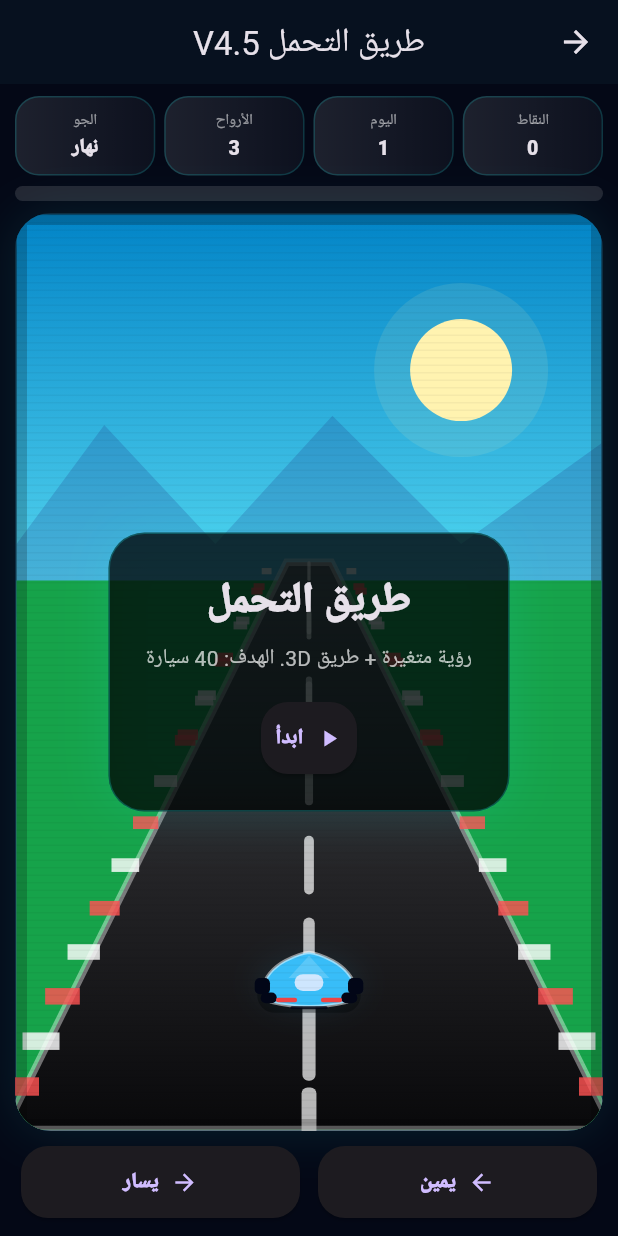
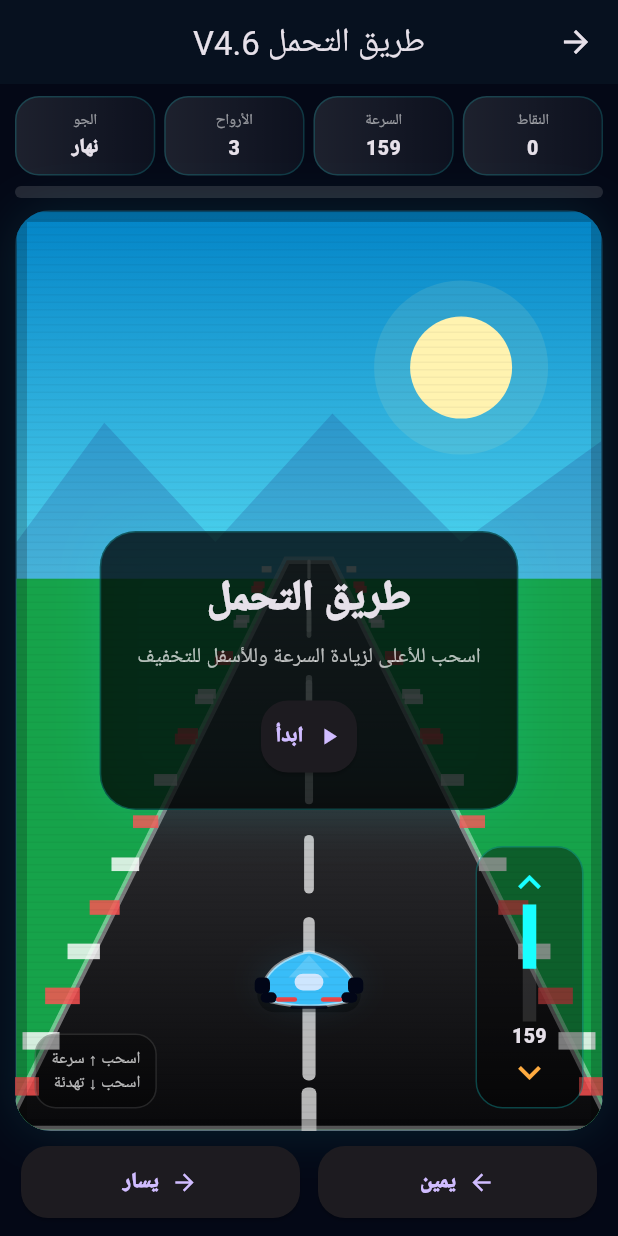
Before and after one commit to aljwaal1/carsgame, a Flutter app: the screen it shows after launch, after a tap on "🏎️", on a phone screen of 412 x 824 dp. Run offline on Flutter 3.47's test engine with Material 3 defaults, Android fonts, the phone set to English and light mode, and no system bars; our stand-ins replace audioplayers, shared_preferences.

Commit message:
Add V4.6 speed control and richer sound feedback

```diff
--- a/lib/main.dart
+++ b/lib/main.dart
@@ -13,7 +13,7 @@ class RetroApp extends StatelessWidget {
   Widget build(BuildContext context) {
     return MaterialApp(
       debugShowCheckedModeBanner: false,
-      title: 'ألعاب زمان V4.5',
+      title: 'ألعاب زمان V4.6',
       theme: ThemeData.dark(useMaterial3: true).copyWith(
         scaffoldBackgroundColor: const Color(0xff040816),
         appBarTheme: const AppBarTheme(centerTitle: true, backgroundColor: Color(0xff07111f)),
@@ -25,6 +25,8 @@ class RetroApp extends StatelessWidget {
 
 class Sfx {
   static final AudioPlayer _p = AudioPlayer();
+  static int _lastEngineTick = 0;
+  static int _lastSpeedSoundTick = 0;
 
   static Future<void> play(String path, double volume) async {
     try {
@@ -38,6 +40,21 @@ class Sfx {
   static void pass() => play('sounds/retro_road/car_pass.wav', .38);
   static void steer() => play('sounds/retro_road/car_pass.wav', .22);
   static void stage() => play('sounds/retro_road/stage_clear.wav', .55);
+
+  static void engine(int tick, double throttle) {
+    final gap = (34 - throttle * 18).round().clamp(14, 34);
+    if (tick - _lastEngineTick >= gap) {
+      _lastEngineTick = tick;
+      play('sounds/retro_road/car_pass.wav', .10 + throttle * .14);
+    }
+  }
+
+  static void speedTap(int tick, double throttle) {
+    if (tick - _lastSpeedSoundTick > 7) {
+      _lastSpeedSoundTick = tick;
+      play('sounds/retro_road/car_pass.wav', .22 + throttle * .18);
+    }
+  }
 }
 
 class Home extends StatelessWidget {
@@ -48,36 +65,32 @@ class Home extends StatelessWidget {
     return Scaffold(
       body: Container(
         decoration: const BoxDecoration(
-          gradient: LinearGradient(
-            begin: Alignment.topCenter,
-            end: Alignment.bottomCenter,
-            colors: [Color(0xff020617), Color(0xff0b1028), Color(0xff082f49)],
-          ),
+          gradient: LinearGradient(begin: Alignment.topCenter, end: Alignment.bottomCenter, colors: [Color(0xff020617), Color(0xff0b1028), Color(0xff082f49)]),
         ),
         child: SafeArea(
           child: Padding(
             padding: const EdgeInsets.all(18),
             child: Column(crossAxisAlignment: CrossAxisAlignment.stretch, children: [
               const SizedBox(height: 18),
-              const Text('ألعاب زمان V4.5', textAlign: TextAlign.center, style: TextStyle(fontSize: 35, fontWeight: FontWeight.w900, letterSpacing: .5)),
+              const Text('ألعاب زمان V4.6', textAlign: TextAlign.center, style: TextStyle(fontSize: 35, fontWeight: FontWeight.w900, letterSpacing: .5)),
               const SizedBox(height: 8),
-              const Text('ستايل كونسول قديم: طريق 3D، إضاءة، ضباب، وسيارة رياضية منخفضة', textAlign: TextAlign.center, style: TextStyle(color: Colors.white70)),
+              const Text('تحكم سرعة بالسحب للأعلى والأسفل + مؤثرات صوتية أكثر', textAlign: TextAlign.center, style: TextStyle(color: Colors.white70)),
               const SizedBox(height: 28),
               _Tile(
                 title: 'طريق التحمل',
                 icon: '🏎️',
-                text: 'إحساس PlayStation 2: ظل، لمعان، طريق عميق، وطقس يؤثر على الرؤية.',
+                text: 'اسحب داخل الشاشة للأعلى للتسارع، وللأسفل لتخفيف السرعة.',
                 onTap: () => Navigator.push(context, MaterialPageRoute(builder: (_) => const Directionality(textDirection: TextDirection.rtl, child: RoadGame()))),
               ),
               const SizedBox(height: 16),
               _Tile(
                 title: 'طائرة الوقود',
                 icon: '✈️',
-                text: 'مؤجلة قليلًا حتى نثبت لعبة السيارات بأفضل شكل.',
+                text: 'مؤجلة قليلًا حتى تثبت لعبة السيارات.',
                 onTap: () => Navigator.push(context, MaterialPageRoute(builder: (_) => const Directionality(textDirection: TextDirection.rtl, child: PlaneMini()))),
               ),
               const Spacer(),
-              const Text('تصميم أصلي مستوحى من ألعاب التحمل القديمة، بدون نسخ لعبة محمية.', textAlign: TextAlign.center, style: TextStyle(color: Colors.white38, fontSize: 12)),
+              const Text('تصميم أصلي مستوحى من ألعاب التحمل القديمة.', textAlign: TextAlign.center, style: TextStyle(color: Colors.white38, fontSize: 12)),
             ]),
           ),
         ),
@@ -94,8 +107,7 @@ class _Tile extends StatelessWidget {
   final VoidCallback onTap;
 
   @override
-  Widget build(BuildContext context) {
-    return InkWell(
+  Widget build(BuildContext context) => InkWell(
         onTap: onTap,
         borderRadius: BorderRadius.circular(28),
         child: Container(
@@ -118,7 +130,6 @@ class _Tile extends StatelessWidget {
           ]),
         ),
       );
-  }
 }
 
 class PlaneMini extends StatelessWidget {
@@ -155,6 +166,7 @@ class _RoadGameState extends State<RoadGame> {
   int tick = 0;
   int lives = 3;
   int distance = 0;
+  double throttle = .55;
   bool running = false;
   bool stopped = false;
   bool gameOver = false;
@@ -171,6 +183,9 @@ class _RoadGameState extends State<RoadGame> {
     return 'مطر';
   }
 
+  int get speedKmh => (60 + throttle * 180).round();
+  double get speedFactor => .68 + throttle * .84;
+
   void start() {
     timer?.cancel();
     lane = 2;
@@ -181,6 +196,7 @@ class _RoadGameState extends State<RoadGame> {
     tick = 0;
     lives = 3;
     distance = 0;
+    throttle = .55;
     cars.clear();
     running = true;
     stopped = false;
@@ -203,13 +219,15 @@ class _RoadGameState extends State<RoadGame> {
     if (!running) return;
     tick++;
     distance++;
-    if (tick % 12 == 0) score++;
-    final speed = math.min(.0145, .0049 + day * .00058 + distance / 250000).toDouble();
-    final spawn = (.011 + day * .0012).clamp(.011, .025).toDouble();
-    if (rnd.nextDouble() < spawn && cars.length < 5) {
+    Sfx.engine(tick, throttle);
+    if (tick % 12 == 0) score += (1 + throttle * 2).round();
+    final base = math.min(.0145, .0049 + day * .00058 + distance / 250000).toDouble();
+    final speed = base * speedFactor;
+    final spawn = (.010 + day * .0011 + throttle * .006).clamp(.010, .031).toDouble();
+    if (rnd.nextDouble() < spawn && cars.length < 6) {
       final l = rnd.nextInt(5);
       if (!cars.any((c) => c.lane == l && c.depth < .25)) {
-        cars.add(RoadCar(lane: l, depth: .04, color: colors[rnd.nextInt(colors.length)], speed: .82 + rnd.nextDouble() * .28));
+        cars.add(RoadCar(lane: l, depth: .04, color: colors[rnd.nextInt(colors.length)], speed: .80 + rnd.nextDouble() * .30));
       }
     }
     for (final c in cars) {
@@ -218,7 +236,7 @@ class _RoadGameState extends State<RoadGame> {
     final done = cars.where((c) => c.depth > 1.08).length;
     if (done > 0) {
       passed += done;
-      score += done * 100;
+      score += done * (90 + (throttle * 40).round());
       cars.removeWhere((c) => c.depth > 1.08);
       Sfx.pass();
     }
@@ -238,6 +256,7 @@ class _RoadGameState extends State<RoadGame> {
         if (lives > 1) {
           lives--;
           stopped = true;
+          throttle = math.max(.35, throttle - .20).toDouble();
         } else {
           lives = 0;
           gameOver = true;
@@ -247,6 +266,18 @@ class _RoadGameState extends State<RoadGame> {
       }
     }
     if (mounted) setState(() {});
+  }
+
+  void changeThrottle(double delta) {
+    if (!running) return;
+    final old = throttle;
+    throttle = (throttle + delta).clamp(.20, 1.0).toDouble();
+    if ((old - throttle).abs() > .025) Sfx.speedTap(tick, throttle);
+    setState(() {});
+  }
+
+  void onVerticalDrag(DragUpdateDetails d) {
+    changeThrottle((-d.delta.dy) / 230);
   }
 
   void left() {
@@ -275,11 +306,11 @@ class _RoadGameState extends State<RoadGame> {
   Widget build(BuildContext context) {
     final overlay = !running || stopped || gameOver;
     final title = gameOver ? 'انتهت اللعبة' : stopped ? 'اصطدام!' : 'طريق التحمل';
-    final sub = gameOver ? 'النقاط: $score' : stopped ? 'تبقى لديك $lives أرواح — تابع من نفس الجولة' : 'رؤية متغيرة + طريق 3D. الهدف: $target سيارة';
+    final sub = gameOver ? 'النقاط: $score' : stopped ? 'تبقى لديك $lives أرواح — تابع من نفس الجولة' : 'اسحب للأعلى لزيادة السرعة وللأسفل للتخفيف';
     return Scaffold(
-      appBar: AppBar(title: const Text('طريق التحمل V4.5')),
+      appBar: AppBar(title: const Text('طريق التحمل V4.6')),
       body: SafeArea(child: Column(children: [
-        _Hud(score: score, day: day, lives: lives, passed: passed, target: target, weather: weather),
+        _Hud(score: score, day: day, lives: lives, passed: passed, target: target, weather: weather, speed: speedKmh, throttle: throttle),
         Expanded(child: Container(
           margin: const EdgeInsets.symmetric(horizontal: 10),
           clipBehavior: Clip.antiAlias,
@@ -288,10 +319,16 @@ class _RoadGameState extends State<RoadGame> {
             border: Border.all(color: Colors.lightBlueAccent.withOpacity(.22)),
             boxShadow: [BoxShadow(color: Colors.cyanAccent.withOpacity(.10), blurRadius: 28)],
           ),
+          child: GestureDetector(
+            behavior: HitTestBehavior.opaque,
+            onVerticalDragUpdate: onVerticalDrag,
             child: Stack(children: [
-            CustomPaint(painter: RoadPainter(playerLane: lane, cars: cars, weather: weather, tick: tick), child: const SizedBox.expand()),
+              CustomPaint(painter: RoadPainter(playerLane: lane, cars: cars, weather: weather, tick: tick, throttle: throttle), child: const SizedBox.expand()),
+              Positioned(right: 12, bottom: 14, child: _ThrottlePad(throttle: throttle, speed: speedKmh, onUp: () => changeThrottle(.08), onDown: () => changeThrottle(-.08))),
+              Positioned(left: 12, bottom: 14, child: _HintBox()),
               if (overlay) Center(child: StartCard(title: title, subtitle: sub, buttonText: stopped ? 'تابع' : 'ابدأ', onTap: stopped ? resume : start)),
             ]),
+          ),
         )),
         Padding(padding: const EdgeInsets.fromLTRB(14, 10, 14, 12), child: Row(textDirection: TextDirection.ltr, children: [
           Expanded(child: RetroButton(text: 'يسار', icon: Icons.arrow_back, onTap: left)),
@@ -304,32 +341,28 @@ class _RoadGameState extends State<RoadGame> {
 }
 
 class _Hud extends StatelessWidget {
-  const _Hud({required this.score, required this.day, required this.lives, required this.passed, required this.target, required this.weather});
-  final int score, day, lives, passed, target;
+  const _Hud({required this.score, required this.day, required this.lives, required this.passed, required this.target, required this.weather, required this.speed, required this.throttle});
+  final int score, day, lives, passed, target, speed;
   final String weather;
+  final double throttle;
 
   @override
-  Widget build(BuildContext context) {
-    return Padding(
+  Widget build(BuildContext context) => Padding(
         padding: const EdgeInsets.fromLTRB(10, 8, 10, 8),
         child: Column(children: [
           Row(children: [
             Expanded(child: _Chip(label: 'النقاط', value: '$score')),
             const SizedBox(width: 6),
-          Expanded(child: _Chip(label: 'اليوم', value: '$day')),
+            Expanded(child: _Chip(label: 'السرعة', value: '$speed')),
             const SizedBox(width: 6),
             Expanded(child: _Chip(label: 'الأرواح', value: '$lives')),
             const SizedBox(width: 6),
             Expanded(child: _Chip(label: 'الجو', value: weather)),
           ]),
           const SizedBox(height: 7),
-        ClipRRect(
-          borderRadius: BorderRadius.circular(20),
-          child: LinearProgressIndicator(value: (passed / target).clamp(0, 1).toDouble(), minHeight: 10, backgroundColor: Colors.white12, color: Colors.cyanAccent),
-        ),
+          ClipRRect(borderRadius: BorderRadius.circular(20), child: LinearProgressIndicator(value: (passed / target).clamp(0, 1).toDouble(), minHeight: 8, backgroundColor: Colors.white12, color: Colors.cyanAccent)),
         ]),
       );
-  }
 }
 
 class _Chip extends StatelessWidget {
@@ -348,6 +381,35 @@ class _Chip extends StatelessWidget {
           const SizedBox(height: 2),
           Text(value, maxLines: 1, overflow: TextOverflow.ellipsis, style: const TextStyle(fontSize: 13, fontWeight: FontWeight.w900)),
         ]),
+      );
+}
+
+class _ThrottlePad extends StatelessWidget {
+  const _ThrottlePad({required this.throttle, required this.speed, required this.onUp, required this.onDown});
+  final double throttle;
+  final int speed;
+  final VoidCallback onUp, onDown;
+
+  @override
+  Widget build(BuildContext context) => Container(
+        width: 72,
+        padding: const EdgeInsets.all(8),
+        decoration: BoxDecoration(color: Colors.black.withOpacity(.42), borderRadius: BorderRadius.circular(18), border: Border.all(color: Colors.cyanAccent.withOpacity(.25))),
+        child: Column(mainAxisSize: MainAxisSize.min, children: [
+          InkWell(onTap: onUp, child: const Icon(Icons.keyboard_arrow_up, size: 30, color: Colors.cyanAccent)),
+          SizedBox(height: 78, child: RotatedBox(quarterTurns: 3, child: LinearProgressIndicator(value: throttle, minHeight: 9, backgroundColor: Colors.white12, color: Colors.cyanAccent))),
+          Text('$speed', style: const TextStyle(fontSize: 13, fontWeight: FontWeight.w900)),
+          InkWell(onTap: onDown, child: const Icon(Icons.keyboard_arrow_down, size: 30, color: Colors.orangeAccent)),
+        ]),
+      );
+}
+
+class _HintBox extends StatelessWidget {
+  @override
+  Widget build(BuildContext context) => Container(
+        padding: const EdgeInsets.symmetric(horizontal: 10, vertical: 8),
+        decoration: BoxDecoration(color: Colors.black.withOpacity(.34), borderRadius: BorderRadius.circular(14), border: Border.all(color: Colors.white12)),
+        child: const Text('اسحب ↑ سرعة\nاسحب ↓ تهدئة', style: TextStyle(fontSize: 11, color: Colors.white70)),
       );
 }
 
@@ -392,10 +454,11 @@ class StartCard extends StatelessWidget {
 }
 
 class RoadPainter extends CustomPainter {
-  RoadPainter({required this.playerLane, required this.cars, required this.weather, required this.tick});
+  RoadPainter({required this.playerLane, required this.cars, required this.weather, required this.tick, required this.throttle});
   final int playerLane, tick;
   final List<RoadCar> cars;
   final String weather;
+  final double throttle;
 
   double ease(double d) => math.pow(d.clamp(0, 1), 1.13).toDouble();
   double yOf(Size s, double d) => s.height * (.38 + .63 * ease(d));
@@ -426,6 +489,7 @@ class RoadPainter extends CustomPainter {
     for (final car in sorted) drawOpponent(c, s, car);
     drawHeadlights(c, s);
     drawPlayer(c, s);
+    drawSpeedFx(c, s);
     drawWeather(c, s);
     drawPostFx(c, s);
   }
@@ -443,9 +507,6 @@ class RoadPainter extends CustomPainter {
     c.drawRect(Offset.zero & s, Paint()..shader = LinearGradient(begin: Alignment.topCenter, end: Alignment.bottomCenter, colors: colors).createShader(Offset.zero & s));
     if (weather == 'ليل') {
       c.drawCircle(Offset(s.width * .78, s.height * .13), 22, Paint()..color = Colors.white70);
-      for (var i = 0; i < 26; i++) {
-        c.drawCircle(Offset(((i * 57) % s.width).toDouble(), (18 + (i * 23) % (s.height * .25)).toDouble()), 1.2, Paint()..color = Colors.white54);
-      }
     } else {
       c.drawCircle(Offset(s.width * .76, s.height * .17), 34, Paint()..color = const Color(0xfffff3b0));
       c.drawCircle(Offset(s.width * .76, s.height * .17), 58, Paint()..color = const Color(0xfffff3b0).withOpacity(.10));
@@ -464,13 +525,7 @@ class RoadPainter extends CustomPainter {
       ..lineTo(0, s.height * .44)
       ..close();
     c.drawPath(mountain, Paint()..color = weather == 'ليل' ? const Color(0xff050816) : const Color(0xff1e3a8a).withOpacity(weather == 'ضباب' ? .08 : .22));
-    final ground = weather == 'ثلج'
-        ? const Color(0xffeef2ff)
-        : weather == 'مطر'
-            ? const Color(0xff0f3d23)
-            : weather == 'ليل'
-                ? const Color(0xff052e16)
-                : const Color(0xff16a34a);
+    final ground = weather == 'ثلج' ? const Color(0xffeef2ff) : weather == 'مطر' ? const Color(0xff0f3d23) : weather == 'ليل' ? const Color(0xff052e16) : const Color(0xff16a34a);
     c.drawRect(Rect.fromLTWH(0, s.height * .40, s.width, s.height * .60), Paint()..color = ground);
   }
 
@@ -495,14 +550,13 @@ class RoadPainter extends CustomPainter {
 
   void drawRoadDetails(Canvas c, Size s) {
     for (var i = 0; i < 20; i++) {
-      final d = (((i * 58 + tick * 7) % 820) / 820).clamp(.025, .99).toDouble();
+      final d = (((i * 58 + tick * (5 + throttle * 5).round()) % 820) / 820).clamp(.025, .99).toDouble();
       final y = yOf(s, d);
       final rw = roadW(s, d);
       final left = s.width * .5 - rw / 2;
       final right = s.width * .5 + rw / 2;
       final v = vis(d);
-      final stripeColor = (i.isEven ? Colors.white : Colors.redAccent).withOpacity(v * (weather == 'ليل' ? .42 : .82));
-      final stripe = Paint()..color = stripeColor;
+      final stripe = Paint()..color = (i.isEven ? Colors.white : Colors.redAccent).withOpacity(v * (weather == 'ليل' ? .42 : .82));
       final size = 6 + d * 22;
       c.drawRect(Rect.fromCenter(center: Offset(left - 5 * d, y), width: size, height: 4 + d * 9), stripe);
       c.drawRect(Rect.fromCenter(center: Offset(right + 5 * d, y), width: size, height: 4 + d * 9), stripe);
@@ -547,11 +601,20 @@ class RoadPainter extends CustomPainter {
     drawSuperCar(c, Offset(laneX(s, playerLane, .88), s.height * .84), s.width * .145, const Color(0xff38bdf8), false, 1);
   }
 
+  void drawSpeedFx(Canvas c, Size s) {
+    if (throttle < .58) return;
+    final p = Paint()..color = Colors.cyanAccent.withOpacity((throttle - .55) * .18);
+    for (var i = 0; i < 10; i++) {
+      final x = (i * 43 + tick * 9) % s.width;
+      final y = s.height * (.48 + (i % 5) * .11);
+      c.drawLine(Offset(x.toDouble(), y), Offset(x.toDouble() - 18 - throttle * 24, y + 18 + throttle * 18), p..strokeWidth = 1.5 + throttle * 2);
+    }
+  }
+
   void drawSuperCar(Canvas c, Offset o, double w, Color body, bool opponent, double opacity) {
     final h = w * .66;
     c.drawRRect(RRect.fromRectAndRadius(Rect.fromCenter(center: o.translate(0, h * .22), width: w * 1.22, height: h * .62), Radius.circular(w * .35)), Paint()..color = Colors.black.withOpacity(.36 * opacity));
-    final glow = Paint()..color = body.withOpacity(.10 * opacity)..maskFilter = const MaskFilter.blur(BlurStyle.normal, 10);
-    c.drawOval(Rect.fromCenter(center: o, width: w * 1.22, height: h * .95), glow);
+    c.drawOval(Rect.fromCenter(center: o, width: w * 1.22, height: h * .95), Paint()..color = body.withOpacity(.10 * opacity)..maskFilter = const MaskFilter.blur(BlurStyle.normal, 10));
     final bodyPath = Path()
       ..moveTo(o.dx - w * .56, o.dy + h * .12)
       ..quadraticBezierTo(o.dx - w * .50, o.dy - h * .22, o.dx - w * .28, o.dy - h * .40)
@@ -579,16 +642,12 @@ class RoadPainter extends CustomPainter {
     final lamp = Paint()..color = (opponent ? const Color(0xfffff176) : const Color(0xffef4444)).withOpacity(opacity);
     c.drawRRect(RRect.fromRectAndRadius(Rect.fromLTWH(o.dx - w * .39, o.dy + h * .26, w * .25, h * .08), const Radius.circular(2)), lamp);
     c.drawRRect(RRect.fromRectAndRadius(Rect.fromLTWH(o.dx + w * .14, o.dy + h * .26, w * .25, h * .08), const Radius.circular(2)), lamp);
-    if (!opponent) {
-      c.drawRRect(RRect.fromRectAndRadius(Rect.fromCenter(center: o.translate(0, h * .44), width: w * .44, height: h * .055), Radius.circular(w * .03)), Paint()..color = const Color(0xff020617).withOpacity(.85));
-    }
+    if (!opponent) c.drawRRect(RRect.fromRectAndRadius(Rect.fromCenter(center: o.translate(0, h * .44), width: w * .44, height: h * .055), Radius.circular(w * .03)), Paint()..color = const Color(0xff020617).withOpacity(.85));
   }
 
   void drawWeather(Canvas c, Size s) {
     if (weather == 'ليل') c.drawRect(Offset.zero & s, Paint()..color = Colors.black.withOpacity(.30));
-    if (weather == 'ضباب') {
-      c.drawRect(Offset.zero & s, Paint()..shader = const LinearGradient(begin: Alignment.topCenter, end: Alignment.bottomCenter, colors: [Color(0xCCFFFFFF), Color(0x66FFFFFF), Color(0x18FFFFFF)]).createShader(Offset.zero & s));
-    }
+    if (weather == 'ضباب') c.drawRect(Offset.zero & s, Paint()..shader = const LinearGradient(begin: Alignment.topCenter, end: Alignment.bottomCenter, colors: [Color(0xCCFFFFFF), Color(0x66FFFFFF), Color(0x18FFFFFF)]).createShader(Offset.zero & s));
     if (weather == 'مطر') {
       c.drawRect(Offset.zero & s, Paint()..color = Colors.blueGrey.withOpacity(.13));
       for (var i = 0; i < 86; i++) {
@@ -611,9 +670,7 @@ class RoadPainter extends CustomPainter {
   void drawPostFx(Canvas c, Size s) {
     c.drawRect(Offset.zero & s, Paint()..style = PaintingStyle.stroke..strokeWidth = 14..color = Colors.black.withOpacity(.20));
     final scan = Paint()..color = Colors.black.withOpacity(.040);
-    for (double y = 0; y < s.height; y += 5) {
-      c.drawRect(Rect.fromLTWH(0, y, s.width, 1), scan);
-    }
+    for (double y = 0; y < s.height; y += 5) c.drawRect(Rect.fromLTWH(0, y, s.width, 1), scan);
   }
 
   @override
```
Lines whose indentation alone changed are shown as unchanged.
